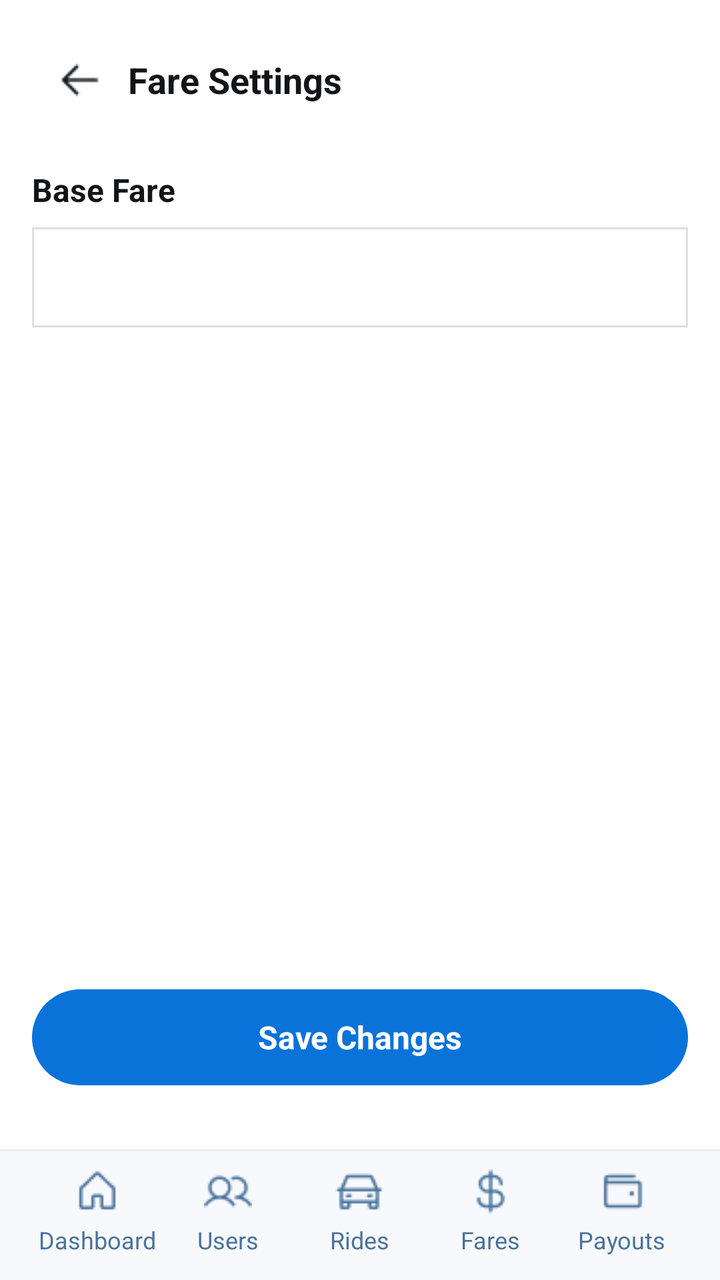
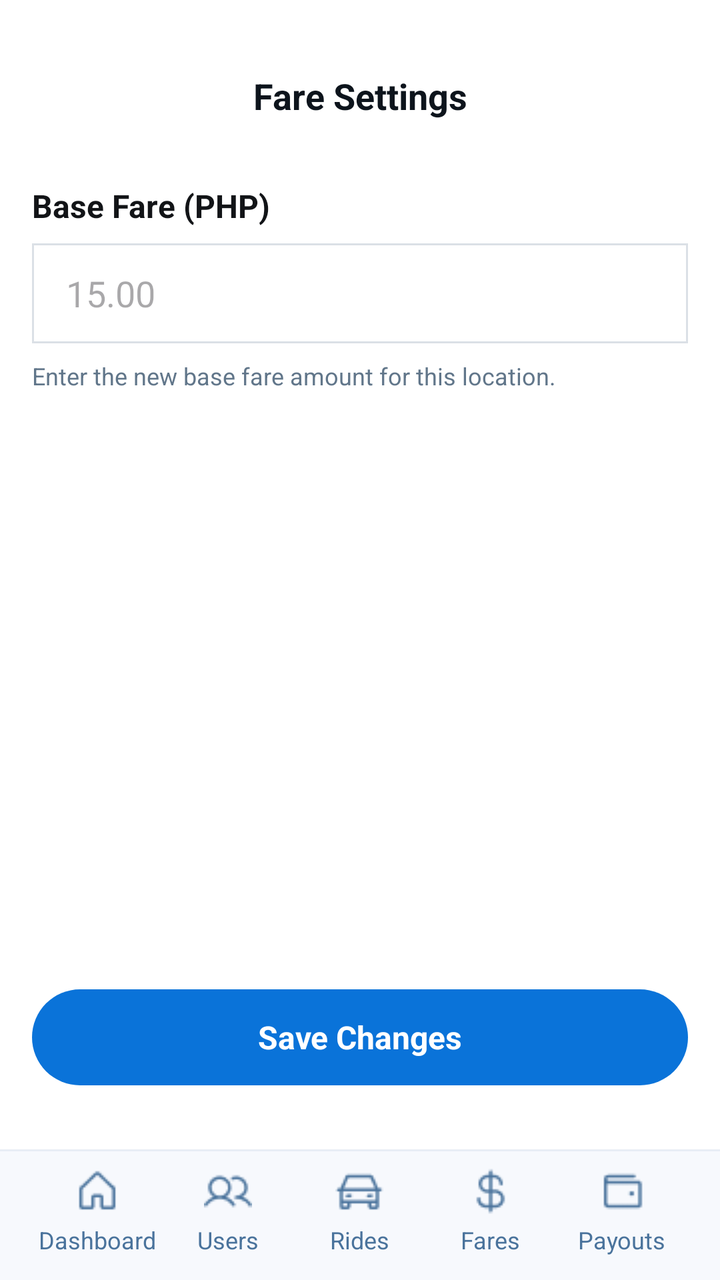

Screens rendered from an Android XML layout before and after an edit, with the pre-edit source and the edit as a unified diff.
<!-- AndroidManifest.xml: application theme Theme.Tricycle_app -->
<!-- res/layout/adminfareset.xml -->
<?xml version="1.0" encoding="utf-8"?>
<LinearLayout xmlns:android="http://schemas.android.com/apk/res/android"
    android:layout_width="match_parent"
    android:layout_height="match_parent"
    android:orientation="vertical"
    android:background="#FFFFFF">

    <ScrollView
        android:layout_width="match_parent"
        android:layout_height="0dp"
        android:layout_weight="1"
        android:fillViewport="true">

        <LinearLayout
            android:layout_width="match_parent"
            android:layout_height="wrap_content"
            android:orientation="vertical"
            android:paddingBottom="20dp">

            <LinearLayout
                android:layout_width="match_parent"
                android:layout_height="wrap_content"
                android:orientation="horizontal"
                android:gravity="center_vertical"
                android:paddingTop="16dp"
                android:paddingBottom="8dp"
                android:paddingStart="16dp"
                android:paddingEnd="16dp">

                <LinearLayout
                    android:layout_width="48dp"
                    android:layout_height="48dp"
                    android:gravity="center">

                    <View
                        android:layout_width="24dp"
                        android:layout_height="24dp"
                        android:background="@drawable/arrow" />
                </LinearLayout>

                <TextView
                    android:layout_width="wrap_content"
                    android:layout_height="wrap_content"
                    android:text="Fare Settings"
                    android:textSize="18sp"
                    android:textStyle="bold"
                    android:textColor="#121417"
                    android:paddingEnd="48dp"/>
            </LinearLayout>

            <LinearLayout
                android:layout_width="match_parent"
                android:layout_height="wrap_content"
                android:orientation="vertical"
                android:paddingStart="16dp"
                android:paddingEnd="16dp"
                android:paddingTop="12dp"
                android:paddingBottom="12dp">

                <TextView
                    android:layout_width="wrap_content"
                    android:layout_height="wrap_content"
                    android:text="Base Fare"
                    android:textSize="16sp"
                    android:textStyle="bold"
                    android:textColor="#121417"
                    android:paddingBottom="8dp"/>

                <LinearLayout
                    android:layout_width="match_parent"
                    android:layout_height="wrap_content"
                    android:background="#DBE0E6"
                    android:padding="1dp">
                    <EditText
                        android:layout_width="match_parent"
                        android:layout_height="48dp"
                        android:background="#FFFFFF"
                        android:paddingStart="16dp"
                        android:paddingEnd="16dp"
                        android:inputType="numberDecimal"
                        android:textColor="#121417"/>
                </LinearLayout>
            </LinearLayout>

        </LinearLayout>
    </ScrollView>

    <LinearLayout
        android:layout_width="match_parent"
        android:layout_height="wrap_content"
        android:paddingStart="16dp"
        android:paddingEnd="16dp"
        android:paddingTop="12dp"
        android:paddingBottom="12dp">

        <TextView
            android:layout_width="match_parent"
            android:layout_height="48dp"
            android:background="@drawable/bg_pill_blue"
            android:text="Save Changes"
            android:textColor="#FFFFFF"
            android:gravity="center"
            android:textStyle="bold"
            android:textSize="16sp"
            android:clickable="true"
            android:focusable="true"/>
    </LinearLayout>

    <View
        android:layout_width="match_parent"
        android:layout_height="20dp"
        android:background="#FFFFFF"/>

    <include layout="@layout/adminnavbar" />

</LinearLayout>
<!-- res/layout/adminnavbar.xml (included above) -->
<?xml version="1.0" encoding="utf-8"?>
<LinearLayout xmlns:android="http://schemas.android.com/apk/res/android"
    android:id="@+id/navbar_container"
    android:layout_width="match_parent"
    android:layout_height="wrap_content"
    android:orientation="vertical"
    android:background="#FFFFFF">

    <View
        android:layout_width="match_parent"
        android:layout_height="1dp"
        android:background="#E8EDF5"/>

    <LinearLayout
        android:layout_width="match_parent"
        android:layout_height="wrap_content"
        android:orientation="horizontal"
        android:background="#F7F9FD"
        android:paddingTop="8dp"
        android:paddingBottom="12dp"
        android:paddingStart="16dp"
        android:paddingEnd="16dp">

        <LinearLayout
            android:id="@+id/nav_dashboard"
            android:layout_width="0dp"
            android:layout_height="wrap_content"
            android:layout_weight="1"
            android:orientation="vertical"
            android:gravity="center"
            android:clickable="true"
            android:focusable="true">

            <View
                android:layout_width="24dp"
                android:layout_height="24dp"
                android:background="@drawable/home" />

            <TextView
                android:layout_width="wrap_content"
                android:layout_height="wrap_content"
                android:text="Dashboard"
                android:textSize="12sp"
                android:textColor="#4A739C"
                android:layout_marginTop="4dp"/>
        </LinearLayout>

        <LinearLayout
            android:id="@+id/nav_drivers"
            android:layout_width="0dp"
            android:layout_height="wrap_content"
            android:layout_weight="1"
            android:orientation="vertical"
            android:gravity="center"
            android:clickable="true"
            android:focusable="true">

            <View
                android:layout_width="24dp"
                android:layout_height="24dp"
                android:background="@drawable/users" />

            <TextView
                android:layout_width="wrap_content"
                android:layout_height="wrap_content"
                android:text="Users"
                android:textSize="12sp"
                android:textColor="#4A739C"
                android:layout_marginTop="4dp"/>
        </LinearLayout>

        <LinearLayout
            android:id="@+id/nav_rides"
            android:layout_width="0dp"
            android:layout_height="wrap_content"
            android:layout_weight="1"
            android:orientation="vertical"
            android:gravity="center"
            android:clickable="true"
            android:focusable="true">

            <View
                android:layout_width="24dp"
                android:layout_height="24dp"
                android:background="@drawable/ride" />

            <TextView
                android:layout_width="wrap_content"
                android:layout_height="wrap_content"
                android:text="Rides"
                android:textSize="12sp"
                android:textColor="#4A739C"
                android:layout_marginTop="4dp"/>
        </LinearLayout>

        <LinearLayout
            android:id="@+id/nav_fares"
            android:layout_width="0dp"
            android:layout_height="wrap_content"
            android:layout_weight="1"
            android:orientation="vertical"
            android:gravity="center"
            android:clickable="true"
            android:focusable="true">

            <View
                android:layout_width="24dp"
                android:layout_height="24dp"
                android:background="@drawable/money" />

            <TextView
                android:layout_width="wrap_content"
                android:layout_height="wrap_content"
                android:text="Fares"
                android:textSize="12sp"
                android:textColor="#4A739C"
                android:layout_marginTop="4dp"/>
        </LinearLayout>

        <LinearLayout
            android:id="@+id/nav_payouts"
            android:layout_width="0dp"
            android:layout_height="wrap_content"
            android:layout_weight="1"
            android:orientation="vertical"
            android:gravity="center"
            android:clickable="true"
            android:focusable="true">

            <View
                android:layout_width="24dp"
                android:layout_height="24dp"
                android:background="@drawable/payout" />

            <TextView
                android:layout_width="wrap_content"
                android:layout_height="wrap_content"
                android:text="Payouts"
                android:textSize="12sp"
                android:textColor="#4A739C"
                android:layout_marginTop="4dp"/>
        </LinearLayout>

    </LinearLayout>

</LinearLayout>
<!-- resources referenced by this layout -->
<resources>
  <!-- drawable arrow: png bitmap (drawable, 284 bytes) -->
  <!-- drawable bg_pill_blue (drawable) -->
  <?xml version="1.0" encoding="utf-8"?>
  <shape xmlns:android="http://schemas.android.com/apk/res/android"
      android:shape="rectangle">
      <solid android:color="#0A73D9" /> <corners android:radius="100dp" /> </shape>
  <!-- drawable home: png bitmap (drawable, 468 bytes) -->
  <!-- drawable money: png bitmap (drawable, 640 bytes) -->
  <!-- drawable payout: png bitmap (drawable, 415 bytes) -->
  <!-- drawable ride: png bitmap (drawable, 550 bytes) -->
  <!-- drawable users: png bitmap (drawable, 770 bytes) -->
  <style name="Theme.Tricycle_app" parent="Base.Theme.Tricycle_app" />
  <style name="Base.Theme.Tricycle_app" parent="Theme.Material3.DayNight.NoActionBar">
          
          
      </style>
</resources>

<!-- the commit's change to res/layout/adminfareset.xml (unified diff, before → after) -->
@@ -5,6 +5,26 @@
     android:orientation="vertical"
     android:background="#FFFFFF">
 
+    <LinearLayout
+        android:layout_width="match_parent"
+        android:layout_height="80dp"
+        android:gravity="center_vertical"
+        android:orientation="horizontal"
+        android:paddingTop="16dp">
+
+        <TextView
+            android:id="@+id/tvHeaderTitle"
+            android:layout_width="0dp"
+            android:layout_height="wrap_content"
+            android:layout_weight="1"
+            android:gravity="bottom|center"
+            android:text="Fare Settings"
+            android:textColor="#0D141C"
+            android:textSize="18sp"
+            android:textStyle="bold" />
+
+    </LinearLayout>
+
     <ScrollView
         android:layout_width="match_parent"
         android:layout_height="0dp"
@@ -16,37 +36,6 @@
             android:layout_height="wrap_content"
             android:orientation="vertical"
             android:paddingBottom="20dp">
-
-            <LinearLayout
-                android:layout_width="match_parent"
-                android:layout_height="wrap_content"
-                android:orientation="horizontal"
-                android:gravity="center_vertical"
-                android:paddingTop="16dp"
-                android:paddingBottom="8dp"
-                android:paddingStart="16dp"
-                android:paddingEnd="16dp">
-
-                <LinearLayout
-                    android:layout_width="48dp"
-                    android:layout_height="48dp"
-                    android:gravity="center">
-
-                    <View
-                        android:layout_width="24dp"
-                        android:layout_height="24dp"
-                        android:background="@drawable/arrow" />
-                </LinearLayout>
-
-                <TextView
-                    android:layout_width="wrap_content"
-                    android:layout_height="wrap_content"
-                    android:text="Fare Settings"
-                    android:textSize="18sp"
-                    android:textStyle="bold"
-                    android:textColor="#121417"
-                    android:paddingEnd="48dp"/>
-            </LinearLayout>
 
             <LinearLayout
                 android:layout_width="match_parent"
@@ -60,7 +49,7 @@
                 <TextView
                     android:layout_width="wrap_content"
                     android:layout_height="wrap_content"
-                    android:text="Base Fare"
+                    android:text="Base Fare (PHP)"
                     android:textSize="16sp"
                     android:textStyle="bold"
                     android:textColor="#121417"
@@ -71,15 +60,26 @@
                     android:layout_height="wrap_content"
                     android:background="#DBE0E6"
                     android:padding="1dp">
+
                     <EditText
+                        android:id="@+id/etBaseFare"
                         android:layout_width="match_parent"
                         android:layout_height="48dp"
                         android:background="#FFFFFF"
                         android:paddingStart="16dp"
                         android:paddingEnd="16dp"
                         android:inputType="numberDecimal"
-                        android:textColor="#121417"/>
+                        android:textColor="#121417"
+                        android:hint="15.00"/>
                 </LinearLayout>
+
+                <TextView
+                    android:layout_width="wrap_content"
+                    android:layout_height="wrap_content"
+                    android:text="Enter the new base fare amount for this location."
+                    android:textSize="12sp"
+                    android:textColor="#61768A"
+                    android:paddingTop="8dp"/>
             </LinearLayout>
 
         </LinearLayout>
@@ -94,6 +94,7 @@
         android:paddingBottom="12dp">
 
         <TextView
+            android:id="@+id/btnSave"
             android:layout_width="match_parent"
             android:layout_height="48dp"
             android:background="@drawable/bg_pill_blue"
<!-- resource entries referenced after the edit -->
@@ -1,6 +1,5 @@
 <!-- resources referenced by this layout -->
 <resources>
-  <!-- drawable arrow: png bitmap (drawable, 284 bytes) -->
   <!-- drawable bg_pill_blue (drawable) -->
   <?xml version="1.0" encoding="utf-8"?>
   <shape xmlns:android="http://schemas.android.com/apk/res/android"
